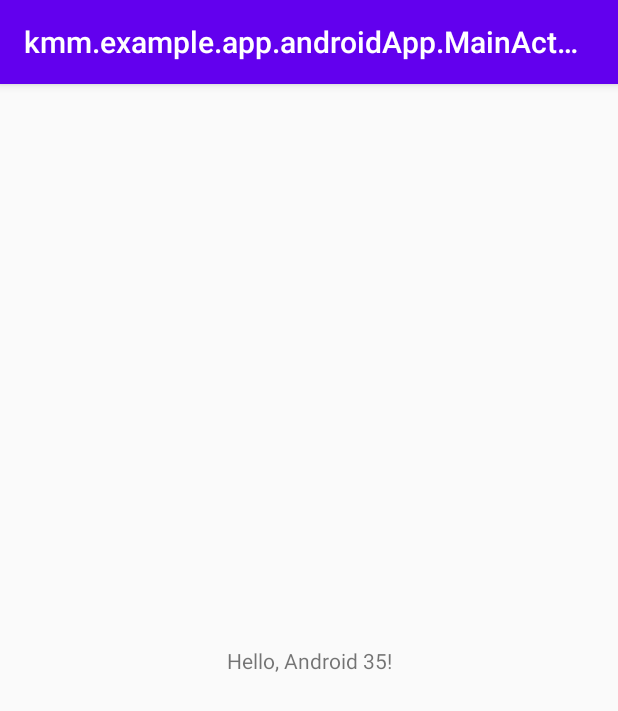
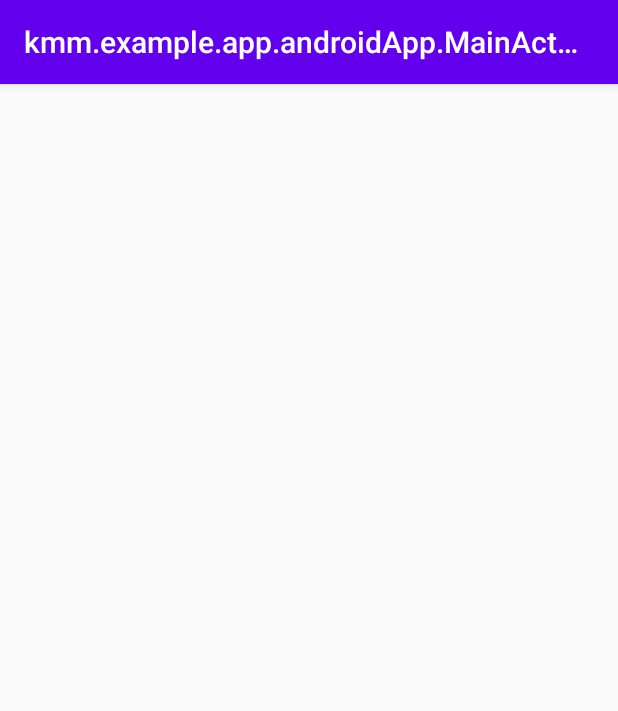
Before and after one commit to Krysov/kmm_example, an Android app: the screen it shows after launch (MainActivity), on a phone screen of 412 x 824 dp. Shown: the top 711 px of the screen. Run offline under Robolectric (Android 15) with nearby library versions, the phone set to English and light mode, and no system bars.

Commit message:
[+] failing integration test; [-] removed android hello world;

```diff
--- a/androidApp/src/main/java/kmm/example/app/androidApp/MainActivity.kt
+++ b/androidApp/src/main/java/kmm/example/app/androidApp/MainActivity.kt
@@ -2,19 +2,10 @@ package kmm.example.app.androidApp
 
 import androidx.appcompat.app.AppCompatActivity
 import android.os.Bundle
-import kmm.example.app.shared.Greeting
-import android.widget.TextView
-
-fun greet(): String {
-    return Greeting().greeting()
-}
 
 class MainActivity : AppCompatActivity() {
     override fun onCreate(savedInstanceState: Bundle?) {
         super.onCreate(savedInstanceState)
         setContentView(R.layout.activity_main)
-
-        val tv: TextView = findViewById(R.id.text_view)
-        tv.text = greet()
     }
 }
--- a/androidApp/src/main/res/layout/activity_main.xml
+++ b/androidApp/src/main/res/layout/activity_main.xml
@@ -2,20 +2,9 @@
 <androidx.constraintlayout.widget.ConstraintLayout
     xmlns:android="http://schemas.android.com/apk/res/android"
     xmlns:tools="http://schemas.android.com/tools"
-    xmlns:app="http://schemas.android.com/apk/res-auto"
+    android:id="@+id/main_view"
     android:layout_width="match_parent"
     android:layout_height="match_parent"
-    android:id="@+id/main_view"
     tools:context=".MainActivity">
 
-  <TextView
-      android:layout_width="wrap_content"
-      android:layout_height="wrap_content"
-      android:text="Hello World!"
-      android:id="@+id/text_view"
-      app:layout_constraintBottom_toBottomOf="parent"
-      app:layout_constraintLeft_toLeftOf="parent"
-      app:layout_constraintRight_toRightOf="parent"
-      app:layout_constraintTop_toTopOf="parent"/>
-
 </androidx.constraintlayout.widget.ConstraintLayout>
--- a/shared/src/commonMain/kotlin/kmm/example/app/shared/Greeting.kt
+++ /dev/null
@@ -1,8 +0,0 @@
-package kmm.example.app.shared
-
-
-class Greeting {
-    fun greeting(): String {
-        return "Hello, ${Platform().platform}!"
-    }
-}
```
Also changed, not shown: androidApp/build.gradle.kts (+11 -0 lines), androidApp/src/main/res/layout/placeholder.xml (added, +19 -0 lines), 1 other file.
